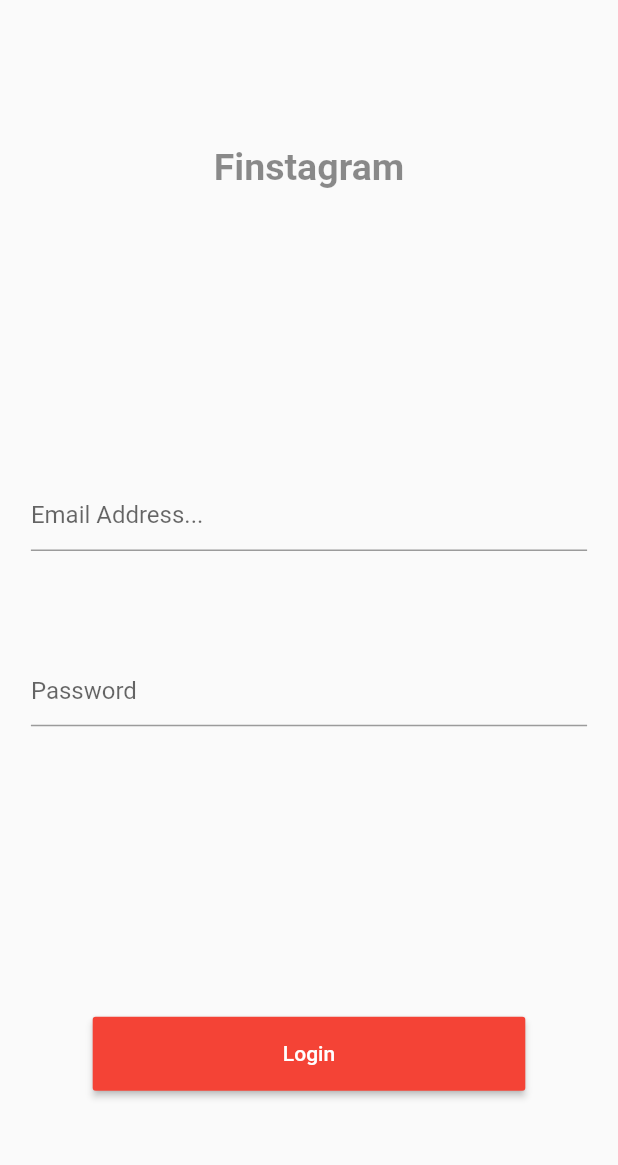
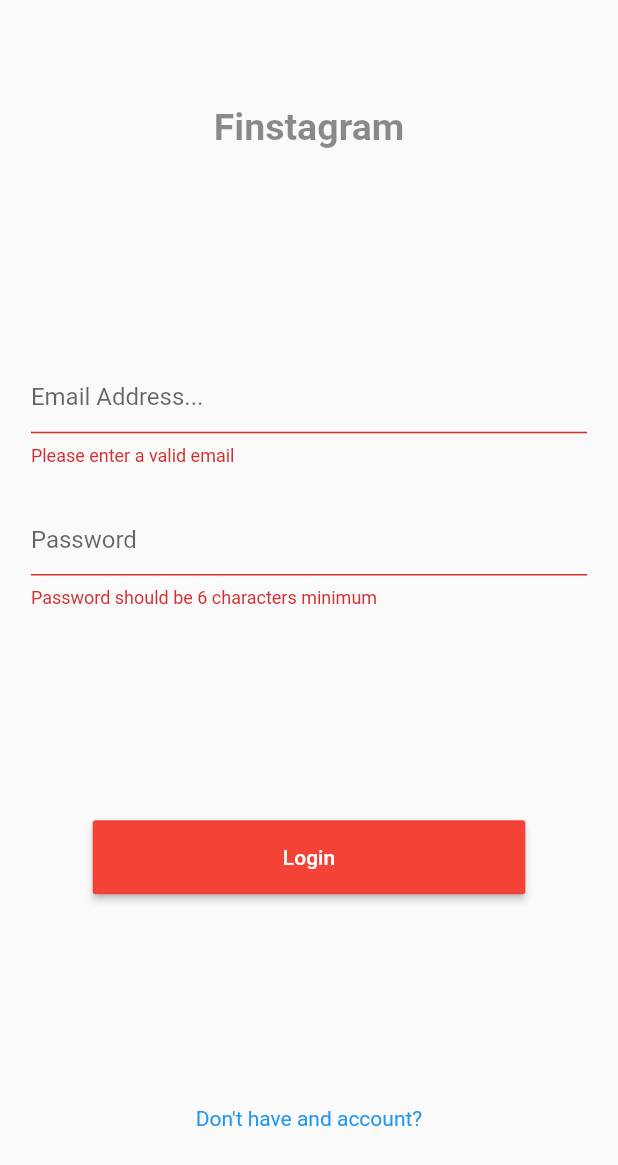
Before and after one commit to BarkaBoss/Finstagram, a Flutter app: the screen it shows after launch, after a tap on "Login", on a phone screen of 412 x 824 dp. Shown: the top 1165 px of the screen. Run offline on Flutter 3.47's test engine with Material 2 defaults, Android fonts, the phone set to English and light mode, and no system bars; missing offline and left inert: dart:ffi.

Commit message:
Login UI Completed

```diff
--- a/lib/pages/login_screen.dart
+++ b/lib/pages/login_screen.dart
@@ -26,7 +26,12 @@ class _LoginState extends State<Login> {
             mainAxisAlignment: MainAxisAlignment.spaceAround,
             mainAxisSize: MainAxisSize.max,
             crossAxisAlignment: CrossAxisAlignment.center,
-            children: [_titleWidget(), _loginForm(), _loginButton()],
+            children: [
+              _titleWidget(),
+              _loginForm(),
+              _loginButton(),
+              _registerPageLink()
+            ],
           ),
         ),
       )),
@@ -43,7 +48,7 @@ class _LoginState extends State<Login> {
 
   Widget _loginButton() {
     return MaterialButton(
-      onPressed: () {},
+      onPressed: _loginUser,
       minWidth: _deviceWidth! * 0.70,
       height: _deviceHeight! * 0.06,
       color: Colors.red,
@@ -63,10 +68,7 @@ class _LoginState extends State<Login> {
             mainAxisAlignment: MainAxisAlignment.spaceBetween,
             mainAxisSize: MainAxisSize.max,
             crossAxisAlignment: CrossAxisAlignment.center,
-            children: [
-              _emailTextField(),
-              _passwordTextField()
-            ],
+            children: [_emailTextField(), _passwordTextField()],
           )),
     );
   }
@@ -83,7 +85,7 @@ class _LoginState extends State<Login> {
         bool result = value!.contains(RegExp(
             r"^[a-zA-Z0-9.!#$%&'*+/=?^_`{|}~-]+@[a-zA-Z0-9-]+(?:\.[a-zA-Z0-9-]+)*$"));
 
-        result ? null : "Please Enter a Valid Email";
+        return result ? null : "Please enter a valid email";
       },
     );
   }
@@ -102,4 +104,20 @@ class _LoginState extends State<Login> {
             ? null
             : "Password should be 6 characters minimum");
   }
+
+  Widget _registerPageLink() {
+    return GestureDetector(
+      onTap: () => Navigator.pushNamed(context, 'register'),
+      child: const Text(
+        "Don't have and account?",
+        style: TextStyle(color: Colors.blue),
+      ),
+    );
+  }
+
+  void _loginUser() {
+    if (_loginFormKey.currentState!.validate()) {
+      _loginFormKey.currentState!.save();
+    }
+  }
 }
```
